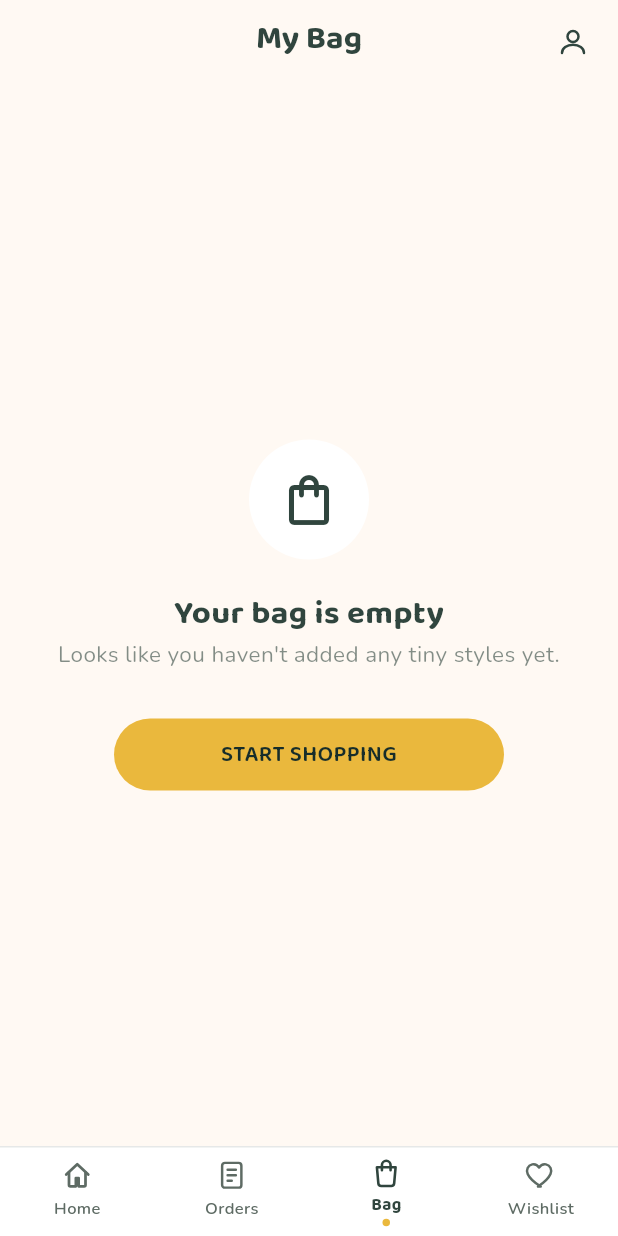
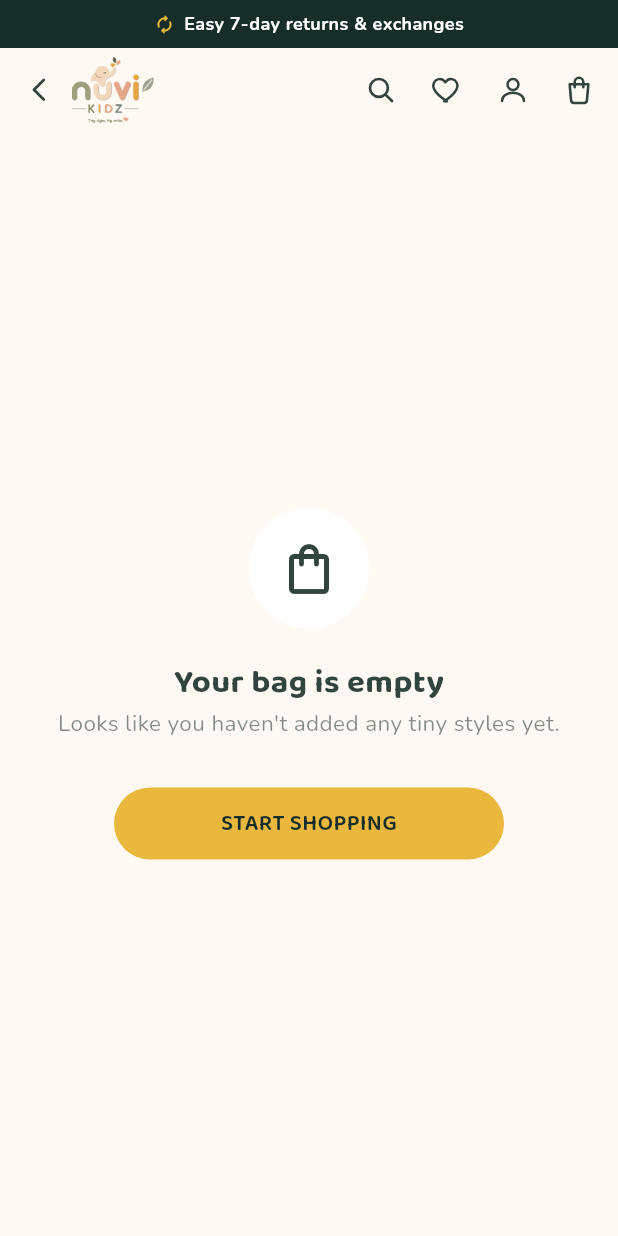
Before and after one commit to venuGandhodi/Nuvi_KIDZ_MOBILE_FLUTTER, a Flutter app: the screen it shows after launch, after a tap on "Skip", after a tap on "Bag", on a phone screen of 412 x 824 dp. Run offline on Flutter 3.47's test engine with Material 3 defaults, Android fonts, the phone set to English and light mode, and no system bars; our stand-ins replace flutter_dotenv, flutter_riverpod, flutter_secure_storage, flutter_svg, go_router, google_sign_in and 2 more; accounts and stored records are empty; network calls fail.

Commit message:
Restyle app chrome to match the mobile website
Shell now has the deep-green announcement bar under the status bar
(rotating every 4s, festival greetings when a festival is active), a
sticky cream header with the logo pop-in, search, wishlist, account and
bag actions with count badges and a shadow after scroll, and a white tab
bar with Baloo labels, a gold active dot and badges. The tab bar steps
aside on the Bag, which gets a back chevron. All destinations are the
existing routes.

Co-Authored-By: Claude Opus 5.5 <noreply@anthropic.com>
Claude-Session: https://claude.ai/code/session_01WpDxaWyotsSaQKepCdFNUz

```diff
--- a/mobile/lib/core/widgets/app_shell.dart
+++ b/mobile/lib/core/widgets/app_shell.dart
@@ -1,18 +1,27 @@
 import 'package:flutter/material.dart';
+import 'package:flutter/services.dart';
 import 'package:flutter_riverpod/flutter_riverpod.dart';
 import 'package:go_router/go_router.dart';
 
+import '../../features/cart/presentation/cart_controller.dart';
+import '../../features/wishlist/presentation/wishlist_controller.dart';
 import '../theme/nuvi_colors.dart';
-import '../theme/nuvi_typography.dart';
-import 'nuvi_animations.dart';
+import 'nuvi_announcement_bar.dart';
 import 'nuvi_bottom_nav.dart';
-import 'nuvi_top_bar.dart';
+import 'nuvi_header.dart';
 
-class AppShell extends ConsumerWidget {
+class AppShell extends ConsumerStatefulWidget {
   final Widget child;
   final GoRouterState state;
 
   const AppShell({super.key, required this.child, required this.state});
+
+  @override
+  ConsumerState<AppShell> createState() => _AppShellState();
+}
+
+class _AppShellState extends ConsumerState<AppShell> {
+  final ValueNotifier<bool> _scrolled = ValueNotifier(false);
 
   // -1 = no bottom-tab matches (e.g. Shop/Profile, reached via the category
   // circles or the header profile icon rather than a footer tab).
@@ -29,85 +38,90 @@ class AppShell extends ConsumerWidget {
     return -1;
   }
 
-  // Home and Shop keep the left-aligned brand logo (centerTitle: false in
-  // build()); Orders/Cart/Wishlist/Profile get a plain centered text title.
-  bool _showsLogoTitle(String location) {
-    return !location.startsWith('/account') &&
-        !location.startsWith('/orders') &&
-        !location.startsWith('/cart') &&
-        !location.startsWith('/wishlist');
+  @override
+  void didUpdateWidget(covariant AppShell oldWidget) {
+    super.didUpdateWidget(oldWidget);
+    if (oldWidget.state.matchedLocation != widget.state.matchedLocation) {
+      _scrolled.value = false;
+    }
   }
 
-  Widget _buildTopBarTitle(String location) {
-    if (location.startsWith('/account')) {
-      return Text(
-        'Profile',
-        style: NuviTypography.textTheme.headlineMedium?.copyWith(
-          color: NuviColors.primary,
-          fontWeight: FontWeight.bold,
-          fontSize: 20,
+  @override
+  void dispose() {
+    _scrolled.dispose();
+    super.dispose();
+  }
+
+  bool _onScroll(ScrollNotification notification) {
+    if (notification.depth == 0 && notification.metrics.axis == Axis.vertical) {
+      _scrolled.value = notification.metrics.pixels > 4;
+    }
+    return false;
+  }
+
+  void _back() {
+    if (context.canPop()) {
+      context.pop();
+    } else {
+      context.go('/home');
+    }
+  }
+
+  @override
+  Widget build(BuildContext context) {
+    final location = widget.state.matchedLocation;
+    final selectedIndex = _calculateSelectedIndex(location);
+    final isHome = location.startsWith('/home');
+    // The bag has its own pinned checkout footer, so the tab bar steps aside.
+    final hideTabBar = location.startsWith('/cart');
+    final bagCount = ref.watch(
+      cartControllerProvider.select((s) => s.totalItemCount),
+    );
+    final wishlistCount = ref.watch(
+      wishlistControllerProvider.select((s) => s.wishlistProductIds.length),
+    );
+
+    return AnnotatedRegion<SystemUiOverlayStyle>(
+      value: SystemUiOverlayStyle.light.copyWith(
+        statusBarColor: Colors.transparent,
+        systemNavigationBarColor: NuviColors.white,
+        systemNavigationBarIconBrightness: Brightness.dark,
       ),
-      );
-    } else if (location.startsWith('/orders')) {
-      return Text(
-        'My Orders',
-        style: NuviTypography.textTheme.headlineMedium?.copyWith(
-          color: NuviColors.primary,
-          fontWeight: FontWeight.bold,
+      child: Scaffold(
+        backgroundColor: NuviColors.cream,
+        body: Column(
+          children: [
+            const NuviAnnouncementBar(),
+            NuviHeader(
+              showBack: !isHome,
+              onBack: _back,
+              onLogoTap: isHome ? null : () => context.go('/home'),
+              scrolled: _scrolled,
+              wishlistCount: wishlistCount,
+              bagCount: bagCount,
+              onSearch: () => context.push('/search'),
+              onWishlist: () => context.go('/wishlist'),
+              onAccount: () => context.go('/account'),
+              onBag: () => context.go('/cart'),
             ),
-      );
-    } else if (location.startsWith('/cart')) {
-      return Text(
-        'My Bag',
-        style: NuviTypography.textTheme.headlineMedium?.copyWith(
-          color: NuviColors.primary,
-          fontWeight: FontWeight.bold,
-        ),
-      );
-    } else if (location.startsWith('/wishlist')) {
-      return Text(
-        'Wishlist',
-        style: NuviTypography.textTheme.headlineMedium?.copyWith(
-          color: NuviColors.primary,
-          fontWeight: FontWeight.bold,
-        ),
-      );
-    }
-    return NuviLogoAnimated(
-      child: Image.asset(
-        'assets/images/brand/nuvi_kidz_logo.png',
-        height: 48,
-        fit: BoxFit.contain,
-        errorBuilder: (context, error, stackTrace) => Text(
-          'Nuvi Kidz',
-          style: NuviTypography.textTheme.headlineMedium?.copyWith(
-            color: NuviColors.primary,
-            fontWeight: FontWeight.bold,
+            Expanded(
+              child: MediaQuery.removePadding(
+                context: context,
+                removeTop: true,
+                child: NotificationListener<ScrollNotification>(
+                  onNotification: _onScroll,
+                  child: widget.child,
                 ),
               ),
             ),
-    );
-  }
-
-  @override
-  Widget build(BuildContext context, WidgetRef ref) {
-    final location = state.matchedLocation;
-    final selectedIndex = _calculateSelectedIndex(location);
-    final isOnProfile = location.startsWith('/account');
-
-    return Scaffold(
-      backgroundColor: NuviColors.surface,
-      appBar: NuviTopBar(
-        title: _buildTopBarTitle(location),
-        showBackButton: false,
-        centerTitle: !_showsLogoTitle(location),
-        showCart: false,
-        showProfile: !isOnProfile,
-        onProfileTap: () => context.go('/account'),
+          ],
         ),
-      body: child,
-      bottomNavigationBar: NuviBottomNav(
+        bottomNavigationBar: hideTabBar
+            ? null
+            : NuviBottomNav(
                 currentIndex: selectedIndex,
+                cartCount: bagCount,
+                wishlistCount: wishlistCount,
                 onTap: (index) {
                   switch (index) {
                     case 0:
@@ -125,6 +139,7 @@ class AppShell extends ConsumerWidget {
                   }
                 },
               ),
+      ),
     );
   }
 }
--- a/mobile/lib/core/widgets/nuvi_animations.dart
+++ b/mobile/lib/core/widgets/nuvi_animations.dart
@@ -117,62 +117,6 @@ class _NuviMascotAnimatedState extends State<NuviMascotAnimated>
   }
 }
 
-/// Subtle floating/breathing loop for the Home header logo — matches the
-/// design handoff's logoFloat keyframe (translateY ±3px, rotate ±1.5deg,
-/// scale 1<->1.04, 3.8s ease-in-out), with a short entrance beforehand.
-class NuviLogoAnimated extends StatefulWidget {
-  final Widget child;
-
-  const NuviLogoAnimated({super.key, required this.child});
-
-  @override
-  State<NuviLogoAnimated> createState() => _NuviLogoAnimatedState();
-}
-
-class _NuviLogoAnimatedState extends State<NuviLogoAnimated>
-    with SingleTickerProviderStateMixin {
-  late final AnimationController _controller;
-
-  @override
-  void initState() {
-    super.initState();
-    _controller = AnimationController(
-      vsync: this,
-      duration: const Duration(milliseconds: 3800),
-    );
-    WidgetsBinding.instance.addPostFrameCallback((_) {
-      if (!mounted) return;
-      if (!MediaQuery.of(context).disableAnimations) {
-        _controller.repeat();
-      }
-    });
-  }
-
-  @override
-  void dispose() {
-    _controller.dispose();
-    super.dispose();
-  }
-
-  @override
-  Widget build(BuildContext context) {
-    return AnimatedBuilder(
-      animation: _controller,
-      builder: (context, child) {
-        final wave = math.sin(_controller.value * 2 * math.pi);
-        return Transform.translate(
-          offset: Offset(0, -3.0 * wave),
-          child: Transform.rotate(
-            angle: 0.026 * wave, // ~1.5deg
-            child: Transform.scale(scale: 1.0 + 0.02 * wave, child: child),
-          ),
-        );
-      },
-      child: widget.child,
-    );
-  }
-}
-
 /// One-shot fade-up entrance for text (opacity 0->1, translateY 10px->0),
 /// with an optional stagger delay before it starts.
 class NuviFadeUp extends StatefulWidget {
--- /dev/null
+++ b/mobile/lib/core/widgets/nuvi_announcement_bar.dart
@@ -0,0 +1,150 @@
+import 'dart:async';
+
+import 'package:flutter/material.dart';
+import 'package:flutter_riverpod/flutter_riverpod.dart';
+
+import '../theme/nuvi_colors.dart';
+import '../theme/nuvi_festival.dart';
+import '../theme/nuvi_motion.dart';
+import '../theme/nuvi_theme_ext.dart';
+
+class _Announcement {
+  final IconData? icon;
+  final String text;
+
+  const _Announcement(this.text, [this.icon]);
+}
+
+const _defaultAnnouncements = [
+  _Announcement('Easy 7-day returns & exchanges', Icons.autorenew_rounded),
+  _Announcement('Cash on Delivery available', Icons.payments_outlined),
+  _Announcement('Tiny styles, big smiles', Icons.favorite_rounded),
+];
+
+/// Deep-green 32pt strip under the status bar. Messages slide-rotate every
+/// 4s, pause while touched, and stay still under Reduce Motion. During a
+/// festival its greetings replace the default copy.
+class NuviAnnouncementBar extends ConsumerStatefulWidget {
+  const NuviAnnouncementBar({super.key});
+
+  @override
+  ConsumerState<NuviAnnouncementBar> createState() =>
+      _NuviAnnouncementBarState();
+}
+
+class _NuviAnnouncementBarState extends ConsumerState<NuviAnnouncementBar> {
+  Timer? _timer;
+  int _index = 0;
+  bool _held = false;
+
+  void _restart(int count) {
+    _timer?.cancel();
+    if (count < 2 || !NuviMotion.ambient(context)) return;
+    _timer = Timer.periodic(NuviMotion.rotate, (_) {
+      if (!mounted || _held) return;
+      setState(() => _index = (_index + 1) % count);
+    });
+  }
+
+  @override
+  void didChangeDependencies() {
+    super.didChangeDependencies();
+    _restart(_messages().length);
+  }
+
+  List<_Announcement> _messages() {
+    final festival = ref.read(activeFestivalProvider);
+    if (festival == null) return _defaultAnnouncements;
+    return festival.announcements.map((t) => _Announcement(t)).toList();
+  }
+
+  @override
+  void dispose() {
+    _timer?.cancel();
+    super.dispose();
+  }
+
+  @override
+  Widget build(BuildContext context) {
+    final x = context.nuvi;
+    ref.listen(activeFestivalProvider, (_, _) {
+      _index = 0;
+      _restart(_messages().length);
+    });
+    final messages = _messages();
+    final message = messages[_index % messages.length];
+    final top = MediaQuery.paddingOf(context).top;
+
+    return GestureDetector(
+      onTapDown: (_) => _held = true,
+      onTapUp: (_) => _held = false,
+      onTapCancel: () => _held = false,
+      child: Container(
+        color: NuviColors.nightGreen,
+        padding: EdgeInsets.only(top: top),
+        child: SizedBox(
+          height: 32,
+          child: ClipRect(
+            child: AnimatedSwitcher(
+              duration: NuviMotion.of(
+                context,
+                const Duration(milliseconds: 380),
+              ),
+              transitionBuilder: (child, animation) {
+                final incoming = child.key == ValueKey(_index);
+                final offset =
+                    Tween<Offset>(
+                      begin: Offset(0, incoming ? 1 : -1),
+                      end: Offset.zero,
+                    ).animate(
+                      CurvedAnimation(
+                        parent: animation,
+                        curve: NuviMotion.curve,
+                      ),
+                    );
+                return SlideTransition(
+                  position: offset,
+                  child: FadeTransition(opacity: animation, child: child),
+                );
+              },
+              child: Semantics(
+                key: ValueKey(_index),
+                liveRegion: false,
+                label: message.text,
+                child: ExcludeSemantics(
+                  child: Center(
+                    child: Padding(
+                      padding: const EdgeInsets.symmetric(horizontal: 16),
+                      child: Row(
+                        mainAxisSize: MainAxisSize.min,
+                        children: [
+                          if (message.icon != null) ...[
+                            Icon(message.icon, size: 14, color: x.gold),
+                            const SizedBox(width: 6),
+                          ],
+                          Flexible(
+                            child: Text(
+                              message.text,
+                              maxLines: 1,
+                              overflow: TextOverflow.ellipsis,
+                              style: x.nunito(
+                                12,
+                                weight: FontWeight.w700,
+                                color: NuviColors.white,
+                                height: 1.2,
+                              ),
+                            ),
+                          ),
+                        ],
+                      ),
+                    ),
+                  ),
+                ),
+              ),
+            ),
+          ),
+        ),
+      ),
+    );
+  }
+}
--- /dev/null
+++ b/mobile/lib/core/widgets/nuvi_header.dart
@@ -0,0 +1,195 @@
+import 'package:flutter/foundation.dart';
+import 'package:flutter/material.dart';
+
+import '../theme/nuvi_colors.dart';
+import '../theme/nuvi_decorations.dart';
+import '../theme/nuvi_motion.dart';
+import '../theme/nuvi_theme_ext.dart';
+import 'nuvi_decor.dart';
+import 'nuvi_icon_button.dart';
+import 'nuvi_icons.dart';
+
+/// Sticky cream header: back chevron (except on Home), NUVI logo, then
+/// search, wishlist (count), account and bag (count). Gains a soft shadow
+/// once the page scrolls.
+class NuviHeader extends StatelessWidget {
+  final bool showBack;
+  final VoidCallback? onBack;
+  final VoidCallback? onLogoTap;
+  final VoidCallback? onSearch;
+  final VoidCallback? onWishlist;
+  final VoidCallback? onAccount;
+  final VoidCallback? onBag;
+  final int wishlistCount;
+  final int bagCount;
+  final ValueListenable<bool> scrolled;
+
+  const NuviHeader({
+    super.key,
+    required this.showBack,
+    required this.scrolled,
+    this.onBack,
+    this.onLogoTap,
+    this.onSearch,
+    this.onWishlist,
+    this.onAccount,
+    this.onBag,
+    this.wishlistCount = 0,
+    this.bagCount = 0,
+  });
+
+  @override
+  Widget build(BuildContext context) {
+    return ValueListenableBuilder<bool>(
+      valueListenable: scrolled,
+      builder: (context, isScrolled, child) => AnimatedContainer(
+        duration: NuviMotion.of(context),
+        decoration: BoxDecoration(
+          color: NuviColors.cream,
+          boxShadow: isScrolled ? NuviShadows.header : const [],
+        ),
+        child: child,
+      ),
+      child: SizedBox(
+        height: 56,
+        child: Row(
+          children: [
+            const SizedBox(width: 4),
+            if (showBack)
+              NuviIconButton(
+                icon: Icons.arrow_back_ios_new_rounded,
+                iconSize: 19,
+                semanticLabel: 'Back',
+                onPressed: onBack,
+              )
+            else
+              const SizedBox(width: 8),
+            Expanded(
+              child: Align(
+                alignment: Alignment.centerLeft,
+                child: Semantics(
+                  button: onLogoTap != null,
+                  label: 'NUVI KIDZ home',
+                  child: GestureDetector(
+                    onTap: onLogoTap,
+                    child: const _HeaderLogo(),
+                  ),
+                ),
+              ),
+            ),
+            NuviIconButton(
+              semanticLabel: 'Search',
+              onPressed: onSearch,
+              child: NuviIcons.search(color: NuviColors.ink),
+            ),
+            NuviIconButton(
+              semanticLabel: 'Wishlist',
+              badgeCount: wishlistCount,
+              onPressed: onWishlist,
+              child: NuviIcons.wishlist(color: NuviColors.ink, size: 22),
+            ),
+            NuviIconButton(
+              semanticLabel: 'Account',
+              onPressed: onAccount,
+              child: NuviIcons.person(color: NuviColors.ink, size: 22),
+            ),
+            NuviIconButton(
+              semanticLabel: 'Bag',
+              badgeCount: bagCount,
+              onPressed: onBag,
+              child: NuviIcons.bag(color: NuviColors.ink, size: 23),
+            ),
+            const SizedBox(width: 4),
+          ],
+        ),
+      ),
+    );
+  }
+}
+
+/// Logo (which carries the elephant) pops in once per app session with a
+/// sprout, then stays still.
+class _HeaderLogo extends StatefulWidget {
+  const _HeaderLogo();
+
+  static bool _playedThisSession = false;
+
+  @override
+  State<_HeaderLogo> createState() => _HeaderLogoState();
+}
+
+class _HeaderLogoState extends State<_HeaderLogo>
+    with SingleTickerProviderStateMixin {
+  late final AnimationController _controller = AnimationController(
+    vsync: this,
+    duration: const Duration(milliseconds: 900),
+  );
+
+  @override
+  void initState() {
+    super.initState();
+    if (_HeaderLogo._playedThisSession) {
+      _controller.value = 1;
+    } else {
+      _HeaderLogo._playedThisSession = true;
+      WidgetsBinding.instance.addPostFrameCallback((_) {
+        if (!mounted) return;
+        if (NuviMotion.reduced(context)) {
+          _controller.value = 1;
+        } else {
+          _controller.forward();
+        }
+      });
+    }
+  }
+
+  @override
+  void dispose() {
+    _controller.dispose();
+    super.dispose();
+  }
+
+  @override
+  Widget build(BuildContext context) {
+    final x = context.nuvi;
+    final logo = CurvedAnimation(
+      parent: _controller,
+      curve: const Interval(0, 0.6, curve: Curves.easeOutBack),
+    );
+    final buddy = CurvedAnimation(
+      parent: _controller,
+      curve: const Interval(0.45, 1, curve: Curves.easeOutBack),
+    );
+    return ExcludeSemantics(
+      child: Row(
+        mainAxisSize: MainAxisSize.min,
+        crossAxisAlignment: CrossAxisAlignment.end,
+        children: [
+          FadeTransition(
+            opacity: logo,
+            child: ScaleTransition(
+              scale: Tween(begin: 0.7, end: 1.0).animate(logo),
+              alignment: Alignment.centerLeft,
+              child: Image.asset(
+                kNuviLogoAsset,
+                height: 44,
+                cacheHeight: 176,
+                fit: BoxFit.contain,
+                errorBuilder: (context, error, stackTrace) =>
+                    Text('NUVI KIDZ', style: x.h3),
+              ),
+            ),
+          ),
+          ScaleTransition(
+            scale: buddy,
+            alignment: Alignment.bottomLeft,
+            child: Padding(
+              padding: const EdgeInsets.only(bottom: 22),
+              child: NuviLeaf(size: 12, color: x.sage, angle: -0.9),
+            ),
+          ),
+        ],
+      ),
+    );
+  }
+}
```
Lines whose indentation alone changed are shown as unchanged.
